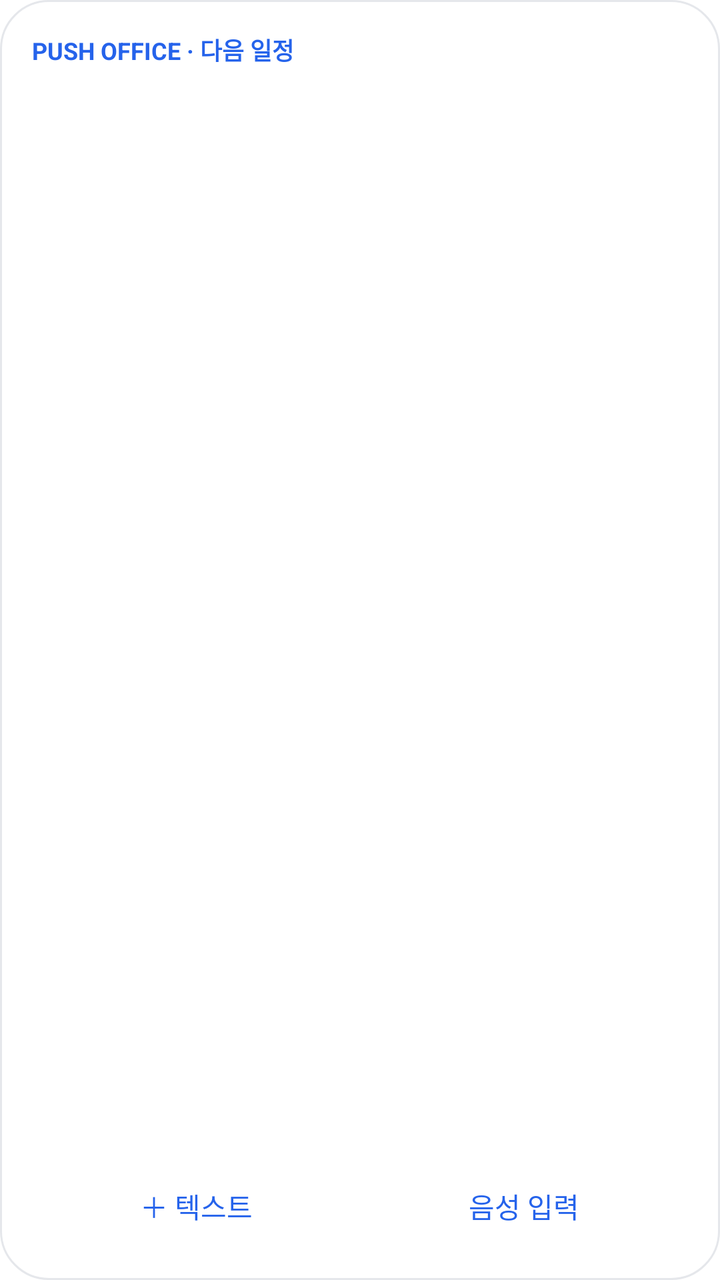
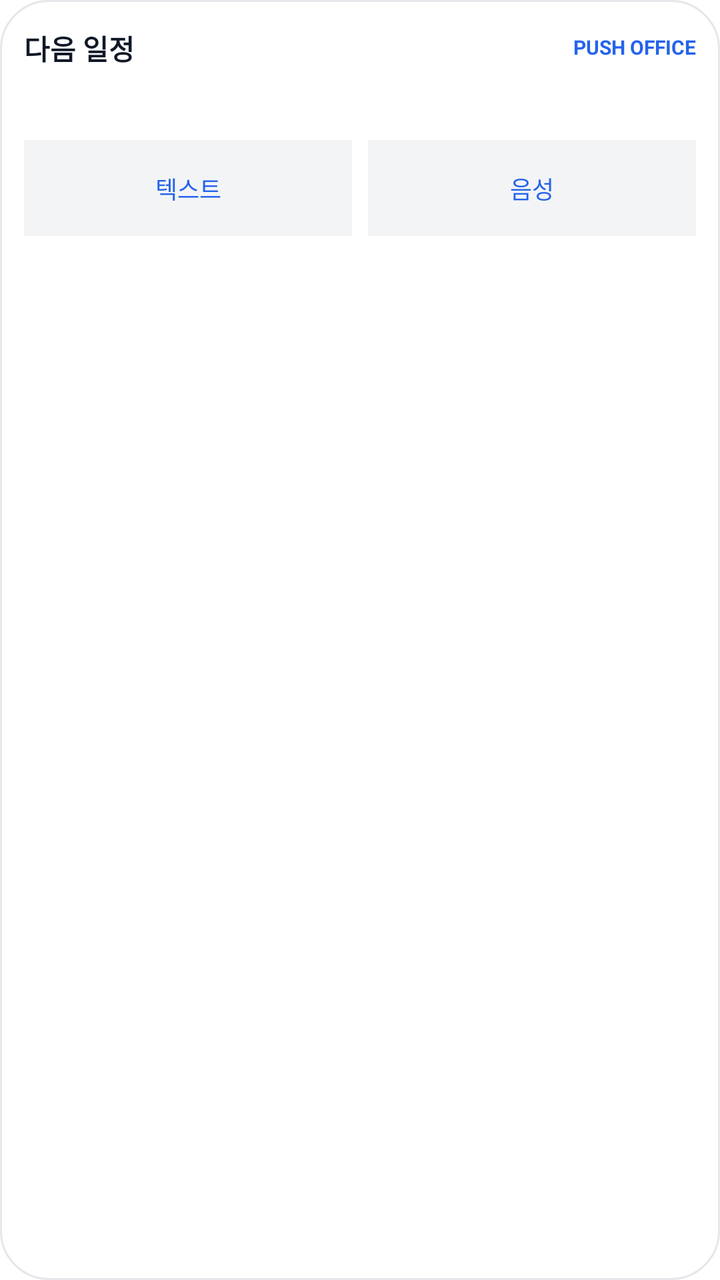

Compare the two renders of this Android layout. The source of the first and the diff that turns it into the second are given below.
<!-- AndroidManifest.xml: fallback theme Theme.MaterialComponents.DayNight.NoActionBar -->
<!-- res/layout/widget_small.xml -->
<LinearLayout xmlns:android="http://schemas.android.com/apk/res/android" android:layout_width="match_parent" android:layout_height="match_parent" android:orientation="vertical" android:padding="16dp" android:background="@drawable/widget_background">
<TextView android:layout_width="match_parent" android:layout_height="wrap_content" android:text="PUSH OFFICE · 다음 일정" android:textColor="#2563EB" android:textSize="12sp" android:textStyle="bold"/>
<TextView android:id="@+id/widget_event_1" android:layout_width="match_parent" android:layout_height="0dp" android:layout_weight="1" android:gravity="center_vertical" android:textColor="#111827" android:textSize="17sp" android:maxLines="3"/>
<LinearLayout android:layout_width="match_parent" android:layout_height="wrap_content" android:orientation="horizontal">
<TextView android:id="@+id/widget_text" android:layout_width="0dp" android:layout_weight="1" android:layout_height="42dp" android:gravity="center" android:text="＋ 텍스트" android:contentDescription="텍스트로 일정 입력" android:textColor="#2563EB" android:textSize="14sp"/>
<TextView android:id="@+id/widget_voice" android:layout_width="0dp" android:layout_weight="1" android:layout_height="42dp" android:gravity="center" android:text="음성 입력" android:contentDescription="음성 입력 선택 화면 열기" android:textColor="#2563EB" android:textSize="14sp"/>
</LinearLayout></LinearLayout>
<!-- resources referenced by this layout -->
<resources>
  <!-- drawable widget_background (drawable) -->
  <shape xmlns:android="http://schemas.android.com/apk/res/android"><solid android:color="#FFFFFF"/><corners android:radius="24dp"/><stroke android:width="1dp" android:color="#E5E7EB"/></shape>
</resources>

<!-- the commit's change to res/layout/widget_small.xml (unified diff, before → after) -->
@@ -1,7 +1,90 @@
-<LinearLayout xmlns:android="http://schemas.android.com/apk/res/android" android:layout_width="match_parent" android:layout_height="match_parent" android:orientation="vertical" android:padding="16dp" android:background="@drawable/widget_background">
-<TextView android:layout_width="match_parent" android:layout_height="wrap_content" android:text="PUSH OFFICE · 다음 일정" android:textColor="#2563EB" android:textSize="12sp" android:textStyle="bold"/>
-<TextView android:id="@+id/widget_event_1" android:layout_width="match_parent" android:layout_height="0dp" android:layout_weight="1" android:gravity="center_vertical" android:textColor="#111827" android:textSize="17sp" android:maxLines="3"/>
-<LinearLayout android:layout_width="match_parent" android:layout_height="wrap_content" android:orientation="horizontal">
-<TextView android:id="@+id/widget_text" android:layout_width="0dp" android:layout_weight="1" android:layout_height="42dp" android:gravity="center" android:text="＋ 텍스트" android:contentDescription="텍스트로 일정 입력" android:textColor="#2563EB" android:textSize="14sp"/>
-<TextView android:id="@+id/widget_voice" android:layout_width="0dp" android:layout_weight="1" android:layout_height="42dp" android:gravity="center" android:text="음성 입력" android:contentDescription="음성 입력 선택 화면 열기" android:textColor="#2563EB" android:textSize="14sp"/>
-</LinearLayout></LinearLayout>
+<LinearLayout xmlns:android="http://schemas.android.com/apk/res/android"
+    android:id="@+id/widget_root"
+    android:layout_width="match_parent"
+    android:layout_height="match_parent"
+    android:orientation="vertical"
+    android:padding="12dp"
+    android:background="@drawable/widget_background">
+
+    <LinearLayout
+        android:id="@+id/widget_header"
+        android:layout_width="match_parent"
+        android:layout_height="wrap_content"
+        android:minHeight="24dp"
+        android:gravity="center_vertical"
+        android:orientation="horizontal">
+        <TextView
+            android:id="@+id/widget_heading"
+            android:layout_width="0dp"
+            android:layout_height="wrap_content"
+            android:layout_weight="1"
+            android:includeFontPadding="false"
+            android:maxLines="1"
+            android:ellipsize="end"
+            android:text="다음 일정"
+            android:textColor="#111827"
+            android:textSize="14sp"
+            android:textStyle="bold" />
+        <TextView
+            android:id="@+id/widget_brand"
+            android:layout_width="wrap_content"
+            android:layout_height="wrap_content"
+            android:layout_marginStart="12dp"
+            android:includeFontPadding="false"
+            android:maxLines="1"
+            android:text="PUSH OFFICE"
+            android:textColor="#2563EB"
+            android:textSize="10sp"
+            android:textStyle="bold" />
+    </LinearLayout>
+
+    <TextView
+        android:id="@+id/widget_event_1"
+        android:layout_width="match_parent"
+        android:layout_height="wrap_content"
+        android:minHeight="28dp"
+        android:paddingTop="4dp"
+        android:paddingBottom="4dp"
+        android:gravity="center_vertical"
+        android:includeFontPadding="false"
+        android:maxLines="2"
+        android:ellipsize="end"
+        android:textColor="#111827"
+        android:textSize="15sp" />
+
+    <LinearLayout
+        android:id="@+id/widget_actions"
+        android:layout_width="match_parent"
+        android:layout_height="48dp"
+        android:layout_marginTop="6dp"
+        android:orientation="horizontal">
+        <TextView
+            android:id="@+id/widget_text"
+            android:layout_width="0dp"
+            android:layout_height="match_parent"
+            android:layout_weight="1"
+            android:layout_marginEnd="4dp"
+            android:background="@drawable/widget_action_background"
+            android:gravity="center"
+            android:includeFontPadding="false"
+            android:maxLines="1"
+            android:text="텍스트"
+            android:contentDescription="텍스트로 일정 입력"
+            android:textColor="#2563EB"
+            android:textSize="12sp" />
+        <TextView
+            android:id="@+id/widget_voice"
+            android:layout_width="0dp"
+            android:layout_height="match_parent"
+            android:layout_weight="1"
+            android:layout_marginStart="4dp"
+            android:background="@drawable/widget_action_background"
+            android:gravity="center"
+            android:includeFontPadding="false"
+            android:maxLines="1"
+            android:text="음성"
+            android:contentDescription="음성 입력 선택 화면 열기"
+            android:textColor="#2563EB"
+            android:textSize="12sp" />
+    </LinearLayout>
+</LinearLayout>
<!-- resource entries referenced after the edit -->
@@ -1,5 +1,9 @@
 <!-- resources referenced by this layout -->
 <resources>
+  <!-- drawable widget_action_background (drawable) -->
+  <shape xmlns:android="http://schemas.android.com/apk/res/android">
+      <solid android:color="#F3F4F6" />
+  </shape>
   <!-- drawable widget_background (drawable) -->
   <shape xmlns:android="http://schemas.android.com/apk/res/android"><solid android:color="#FFFFFF"/><corners android:radius="24dp"/><stroke android:width="1dp" android:color="#E5E7EB"/></shape>
 </resources>
